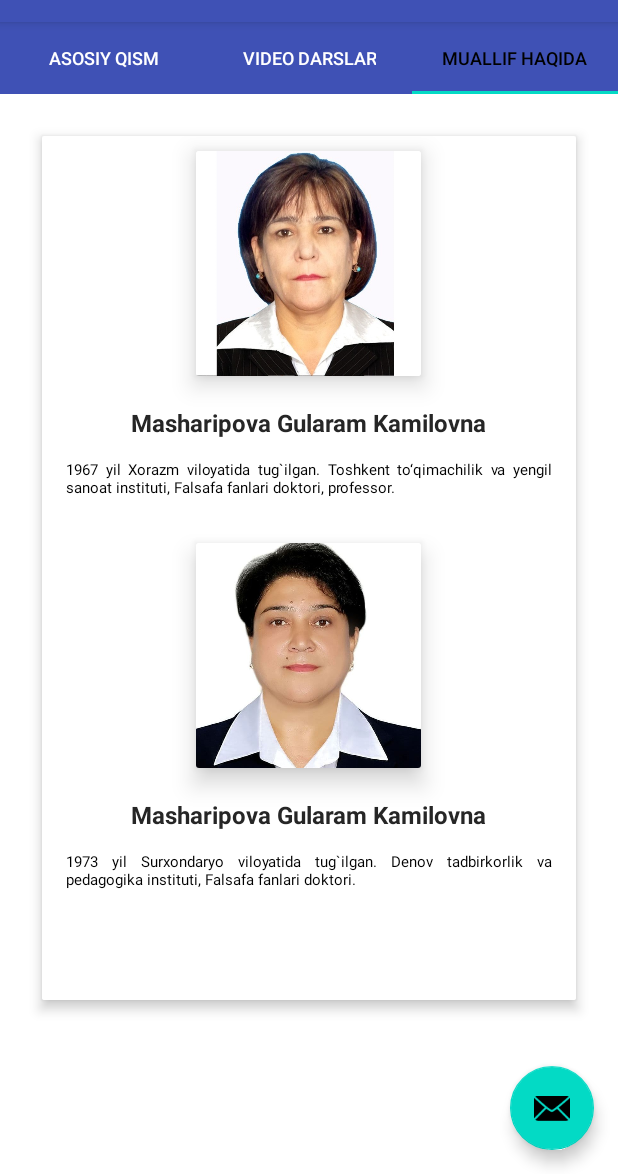
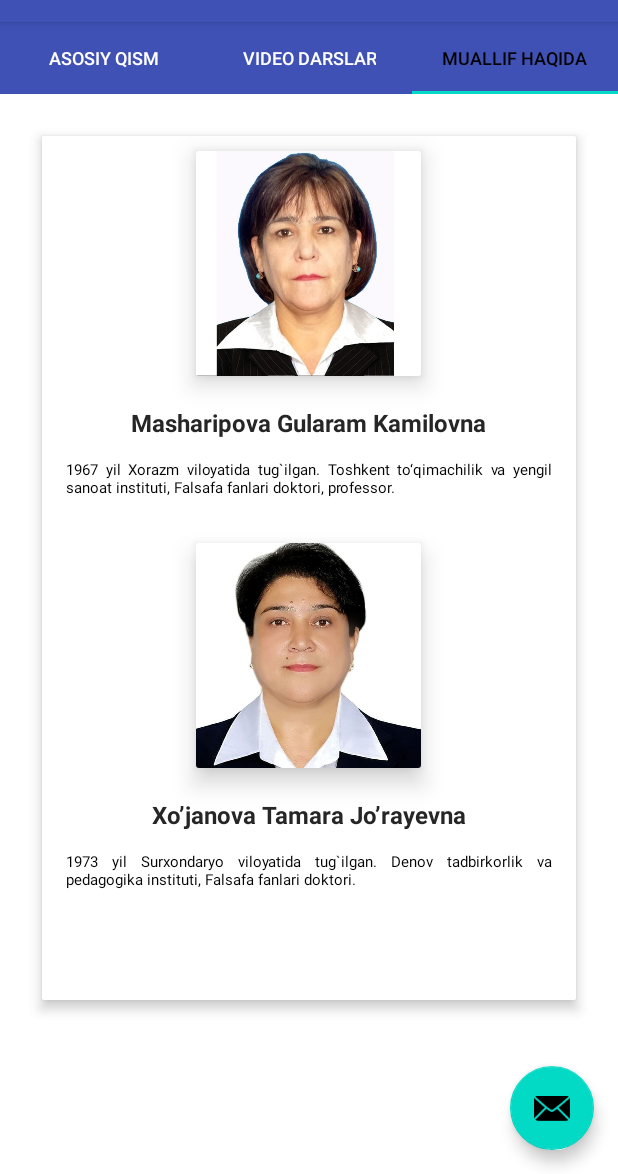
Before and after one commit to asadbekakmedov2001/metodologiya, an Android app: the screen it shows after launch (MainActivity), tab 3 chosen, on a phone screen of 412 x 824 dp, the part 62-1236 px from its top. Run offline under Robolectric (Android 15) with nearby library versions, the phone set to English and light mode, and no system bars.

Commit message:
Update strings.xml

```diff
--- a/app/src/main/res/values/strings.xml
+++ b/app/src/main/res/values/strings.xml
@@ -15,7 +15,7 @@
     <string name="xumoyiddinturayev">\@Ismail_Allakov</string>
     <string name="termiz_davlat_universiteti">Termiz Davlat Universiteti</string>
     <string name="muallif_fish">Masharipova Gularam Kamilovna </string>
-    <string name="muallif_fish2">Masharipova Gularam Kamilovna </string>
+    <string name="muallif_fish2">Xo’janova Tamara Jo’rayevna </string>
     <string name="muallif_haqida"> 1967 yil Xorazm viloyatida tug`ilgan. Toshkent to‘qimachilik va yengil sanoat instituti, Falsafa fanlari doktori, professor. </string>
     <string name="muallif_haqida2"> 1973 yil Surxondaryo viloyatida tug`ilgan. Denov tadbirkorlik va pedagogika instituti, Falsafa fanlari doktori. </string>
 </resources>
```
